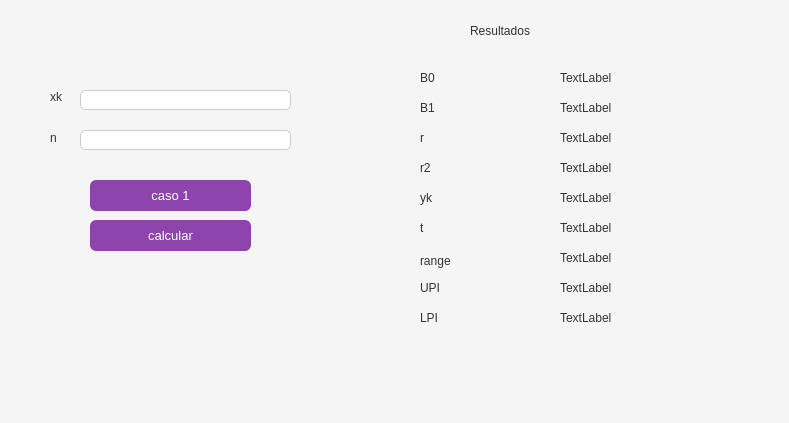
Before: the Qt Designer form gui/ventana_psp4.ui in maxcollazo0216-oss/MaxMau, drawn with Qt 5.
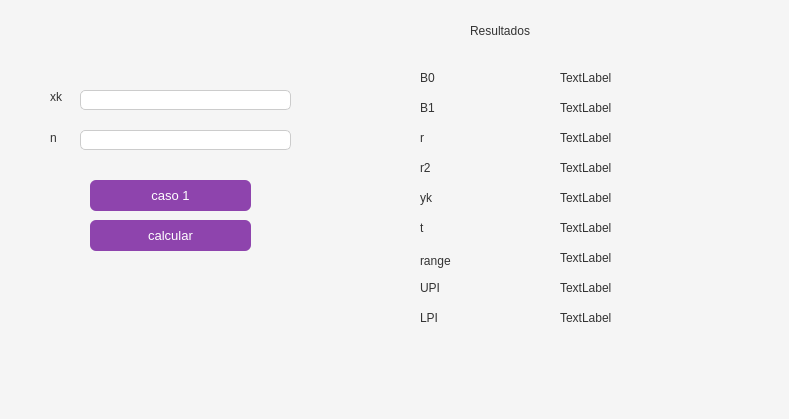
After: the same form once the commit is applied.

```diff
--- a/gui/ventana_psp4.ui
+++ b/gui/ventana_psp4.ui
@@ -7,7 +7,7 @@
     <x>0</x>
     <y>0</y>
     <width>789</width>
-    <height>423</height>
+    <height>419</height>
    </rect>
   </property>
   <property name="windowTitle">
```
